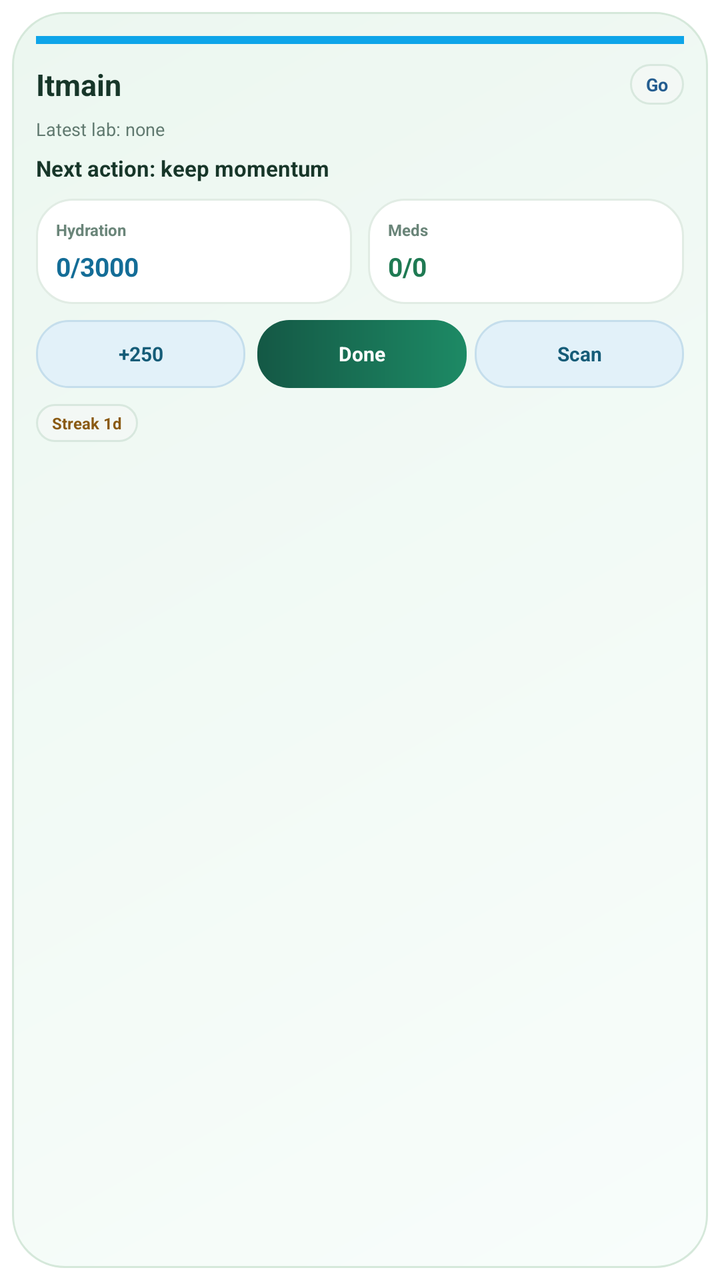
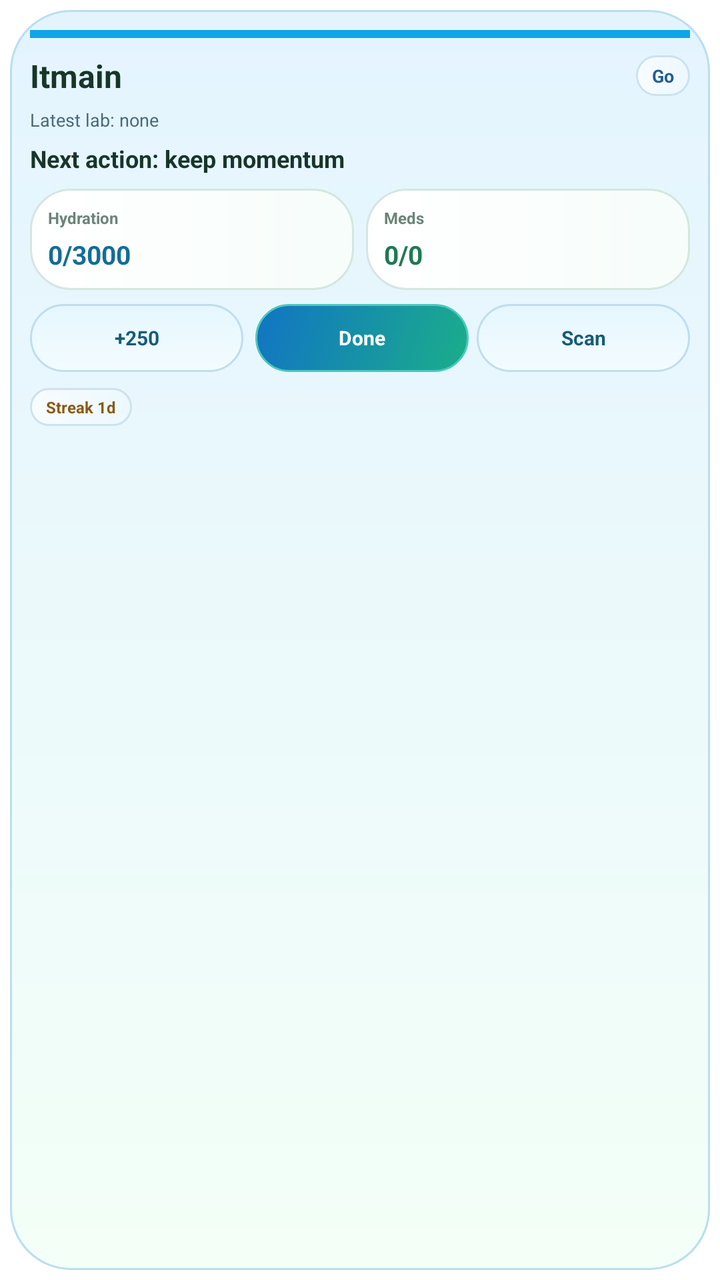

Two renders of the same Android screen: before a commit and after it. Below are the layout's source before the change and the commit's diff.
<!-- AndroidManifest.xml: fallback theme Theme.MaterialComponents.DayNight.NoActionBar -->
<!-- res/layout/itmain_home_widget_compact.xml -->
<?xml version="1.0" encoding="utf-8"?>
<FrameLayout xmlns:android="http://schemas.android.com/apk/res/android"
    android:id="@+id/widget_root"
    android:layout_width="match_parent"
    android:layout_height="match_parent"
    android:background="#00000000"
    android:padding="6dp">

    <LinearLayout
        android:layout_width="match_parent"
        android:layout_height="match_parent"
        android:background="@drawable/itmain_widget_surface"
        android:orientation="vertical"
        android:padding="12dp">

        <TextView
            android:id="@+id/highlight_bar"
            android:layout_width="match_parent"
            android:layout_height="4dp"
            android:layout_marginBottom="10dp"
            android:background="#0EA5E9"
            android:text="" />

        <LinearLayout
            android:layout_width="match_parent"
            android:layout_height="wrap_content"
            android:gravity="center_vertical"
            android:orientation="horizontal">

            <TextView
                android:id="@+id/text_app_title"
                android:layout_width="0dp"
                android:layout_height="wrap_content"
                android:layout_weight="1"
                android:text="Itmain"
                android:textColor="#173629"
                android:textSize="15sp"
                android:textStyle="bold" />

            <TextView
                android:id="@+id/text_status_chip"
                android:layout_width="wrap_content"
                android:layout_height="wrap_content"
                android:background="@drawable/itmain_widget_chip"
                android:paddingLeft="8dp"
                android:paddingTop="4dp"
                android:paddingRight="8dp"
                android:paddingBottom="4dp"
                android:text="Go"
                android:textColor="#245D90"
                android:textSize="9sp"
                android:textStyle="bold" />
        </LinearLayout>

        <TextView
            android:id="@+id/text_subtitle"
            android:layout_width="match_parent"
            android:layout_height="wrap_content"
            android:layout_marginTop="6dp"
            android:ellipsize="end"
            android:maxLines="1"
            android:text="Latest lab: none"
            android:textColor="#617A70"
            android:textSize="9sp" />

        <TextView
            android:id="@+id/text_motivation"
            android:layout_width="match_parent"
            android:layout_height="wrap_content"
            android:layout_marginTop="6dp"
            android:ellipsize="end"
            android:maxLines="2"
            android:text="Next action: keep momentum"
            android:textColor="#173629"
            android:textSize="11sp"
            android:textStyle="bold" />

        <LinearLayout
            android:layout_width="match_parent"
            android:layout_height="wrap_content"
            android:layout_marginTop="8dp"
            android:baselineAligned="false"
            android:orientation="horizontal">

            <LinearLayout
                android:layout_width="0dp"
                android:layout_height="wrap_content"
                android:layout_weight="1"
                android:layout_marginEnd="4dp"
                android:background="@drawable/itmain_widget_stat_card"
                android:orientation="vertical"
                android:padding="10dp">

                <TextView
                    android:id="@+id/text_water_label"
                    android:layout_width="wrap_content"
                    android:layout_height="wrap_content"
                    android:text="Hydration"
                    android:textColor="#6A8579"
                    android:textSize="8sp"
                    android:textStyle="bold" />

                <TextView
                    android:id="@+id/text_water_value"
                    android:layout_width="wrap_content"
                    android:layout_height="wrap_content"
                    android:layout_marginTop="4dp"
                    android:text="0/3000"
                    android:textColor="#146D97"
                    android:textSize="13sp"
                    android:textStyle="bold" />
            </LinearLayout>

            <LinearLayout
                android:layout_width="0dp"
                android:layout_height="wrap_content"
                android:layout_weight="1"
                android:layout_marginStart="4dp"
                android:background="@drawable/itmain_widget_stat_card"
                android:orientation="vertical"
                android:padding="10dp">

                <TextView
                    android:id="@+id/text_tasks_label"
                    android:layout_width="wrap_content"
                    android:layout_height="wrap_content"
                    android:text="Meds"
                    android:textColor="#6A8579"
                    android:textSize="8sp"
                    android:textStyle="bold" />

                <TextView
                    android:id="@+id/text_tasks_value"
                    android:layout_width="wrap_content"
                    android:layout_height="wrap_content"
                    android:layout_marginTop="4dp"
                    android:text="0/0"
                    android:textColor="#1F7A53"
                    android:textSize="13sp"
                    android:textStyle="bold" />
            </LinearLayout>
        </LinearLayout>

        <LinearLayout
            android:layout_width="match_parent"
            android:layout_height="wrap_content"
            android:layout_marginTop="8dp"
            android:orientation="horizontal">

            <TextView
                android:id="@+id/btn_add_water"
                android:layout_width="0dp"
                android:layout_height="34dp"
                android:layout_weight="1"
                android:layout_marginEnd="4dp"
                android:background="@drawable/itmain_widget_secondary_action"
                android:gravity="center"
                android:text="+250"
                android:textColor="#155C78"
                android:textSize="10sp"
                android:textStyle="bold" />

            <TextView
                android:id="@+id/btn_mark_task"
                android:layout_width="0dp"
                android:layout_height="34dp"
                android:layout_weight="1"
                android:layout_marginStart="2dp"
                android:layout_marginEnd="2dp"
                android:background="@drawable/itmain_widget_primary_action"
                android:gravity="center"
                android:text="Done"
                android:textColor="#FFFFFF"
                android:textSize="10sp"
                android:textStyle="bold" />

            <TextView
                android:id="@+id/btn_scan_food"
                android:layout_width="0dp"
                android:layout_height="34dp"
                android:layout_weight="1"
                android:layout_marginStart="2dp"
                android:background="@drawable/itmain_widget_secondary_action"
                android:gravity="center"
                android:text="Scan"
                android:textColor="#155C78"
                android:textSize="10sp"
                android:textStyle="bold" />
        </LinearLayout>

        <TextView
            android:id="@+id/text_streak_badge"
            android:layout_width="wrap_content"
            android:layout_height="wrap_content"
            android:layout_marginTop="8dp"
            android:background="@drawable/itmain_widget_chip"
            android:paddingLeft="8dp"
            android:paddingTop="4dp"
            android:paddingRight="8dp"
            android:paddingBottom="4dp"
            android:text="Streak 1d"
            android:textColor="#8A5A13"
            android:textSize="8sp"
            android:textStyle="bold" />
    </LinearLayout>
</FrameLayout>
<!-- resources referenced by this layout -->
<resources>
  <!-- drawable itmain_widget_chip (drawable) -->
  <?xml version="1.0" encoding="utf-8"?>
  <shape xmlns:android="http://schemas.android.com/apk/res/android"
      android:shape="rectangle">
      <corners android:radius="999dp" />
      <solid android:color="#F3F8F5" />
      <stroke
          android:width="1dp"
          android:color="#D8E8DE" />
  </shape>
  <!-- drawable itmain_widget_primary_action (drawable) -->
  <?xml version="1.0" encoding="utf-8"?>
  <shape xmlns:android="http://schemas.android.com/apk/res/android"
      android:shape="rectangle">
      <corners android:radius="16dp" />
      <gradient
          android:angle="0"
          android:endColor="#1D8A65"
          android:startColor="#145845" />
  </shape>
  <!-- drawable itmain_widget_secondary_action (drawable) -->
  <?xml version="1.0" encoding="utf-8"?>
  <shape xmlns:android="http://schemas.android.com/apk/res/android"
      android:shape="rectangle">
      <corners android:radius="16dp" />
      <solid android:color="#E2F1F9" />
      <stroke
          android:width="1dp"
          android:color="#C5DEEC" />
  </shape>
  <!-- drawable itmain_widget_stat_card (drawable) -->
  <?xml version="1.0" encoding="utf-8"?>
  <shape xmlns:android="http://schemas.android.com/apk/res/android"
      android:shape="rectangle">
      <corners android:radius="18dp" />
      <solid android:color="#FFFFFF" />
      <stroke
          android:width="1dp"
          android:color="#E1ECE4" />
  </shape>
  <!-- drawable itmain_widget_surface (drawable) -->
  <?xml version="1.0" encoding="utf-8"?>
  <shape xmlns:android="http://schemas.android.com/apk/res/android"
      android:shape="rectangle">
      <corners android:radius="26dp" />
      <gradient
          android:angle="315"
          android:endColor="#F8FDFB"
          android:startColor="#ECF7F0" />
      <stroke
          android:width="1dp"
          android:color="#D5E8DA" />
      <padding
          android:left="14dp"
          android:top="14dp"
          android:right="14dp"
          android:bottom="14dp" />
  </shape>
</resources>

<!-- the commit's change to res/layout/itmain_home_widget_compact.xml (unified diff, before → after) -->
@@ -4,20 +4,20 @@
     android:layout_width="match_parent"
     android:layout_height="match_parent"
     android:background="#00000000"
-    android:padding="6dp">
+    android:padding="5dp">
 
     <LinearLayout
         android:layout_width="match_parent"
         android:layout_height="match_parent"
         android:background="@drawable/itmain_widget_surface"
         android:orientation="vertical"
-        android:padding="12dp">
+        android:padding="10dp">
 
         <TextView
             android:id="@+id/highlight_bar"
             android:layout_width="match_parent"
             android:layout_height="4dp"
-            android:layout_marginBottom="10dp"
+            android:layout_marginBottom="8dp"
             android:background="#0EA5E9"
             android:text="" />
 
@@ -34,7 +34,7 @@
                 android:layout_weight="1"
                 android:text="Itmain"
                 android:textColor="#173629"
-                android:textSize="15sp"
+                android:textSize="16sp"
                 android:textStyle="bold" />
 
             <TextView
@@ -56,29 +56,29 @@
             android:id="@+id/text_subtitle"
             android:layout_width="match_parent"
             android:layout_height="wrap_content"
-            android:layout_marginTop="6dp"
+            android:layout_marginTop="5dp"
             android:ellipsize="end"
             android:maxLines="1"
             android:text="Latest lab: none"
-            android:textColor="#617A70"
+            android:textColor="#4B6A78"
             android:textSize="9sp" />
 
         <TextView
             android:id="@+id/text_motivation"
             android:layout_width="match_parent"
             android:layout_height="wrap_content"
-            android:layout_marginTop="6dp"
+            android:layout_marginTop="5dp"
             android:ellipsize="end"
             android:maxLines="2"
             android:text="Next action: keep momentum"
             android:textColor="#173629"
-            android:textSize="11sp"
+            android:textSize="12sp"
             android:textStyle="bold" />
 
         <LinearLayout
             android:layout_width="match_parent"
             android:layout_height="wrap_content"
-            android:layout_marginTop="8dp"
+            android:layout_marginTop="7dp"
             android:baselineAligned="false"
             android:orientation="horizontal">
 
@@ -86,10 +86,10 @@
                 android:layout_width="0dp"
                 android:layout_height="wrap_content"
                 android:layout_weight="1"
-                android:layout_marginEnd="4dp"
+                android:layout_marginEnd="3dp"
                 android:background="@drawable/itmain_widget_stat_card"
                 android:orientation="vertical"
-                android:padding="10dp">
+                android:padding="9dp">
 
                 <TextView
                     android:id="@+id/text_water_label"
@@ -115,10 +115,10 @@
                 android:layout_width="0dp"
                 android:layout_height="wrap_content"
                 android:layout_weight="1"
-                android:layout_marginStart="4dp"
+                android:layout_marginStart="3dp"
                 android:background="@drawable/itmain_widget_stat_card"
                 android:orientation="vertical"
-                android:padding="10dp">
+                android:padding="9dp">
 
                 <TextView
                     android:id="@+id/text_tasks_label"
@@ -144,7 +144,7 @@
         <LinearLayout
             android:layout_width="match_parent"
             android:layout_height="wrap_content"
-            android:layout_marginTop="8dp"
+            android:layout_marginTop="7dp"
             android:orientation="horizontal">
 
             <TextView
<!-- resource entries referenced after the edit -->
@@ -5,58 +5,70 @@
   <shape xmlns:android="http://schemas.android.com/apk/res/android"
       android:shape="rectangle">
       <corners android:radius="999dp" />
-      <solid android:color="#F3F8F5" />
+      <gradient
+          android:angle="0"
+          android:endColor="#ECF8FF"
+          android:startColor="#F8FCFF" />
       <stroke
           android:width="1dp"
-          android:color="#D8E8DE" />
+          android:color="#CDE2EE" />
   </shape>
   <!-- drawable itmain_widget_primary_action (drawable) -->
   <?xml version="1.0" encoding="utf-8"?>
   <shape xmlns:android="http://schemas.android.com/apk/res/android"
       android:shape="rectangle">
-      <corners android:radius="16dp" />
+      <corners android:radius="18dp" />
       <gradient
-          android:angle="0"
-          android:endColor="#1D8A65"
-          android:startColor="#145845" />
+          android:angle="315"
+          android:endColor="#1BAE8A"
+          android:startColor="#1174C4" />
+      <stroke
+          android:width="1dp"
+          android:color="#4EC7BE" />
   </shape>
   <!-- drawable itmain_widget_secondary_action (drawable) -->
   <?xml version="1.0" encoding="utf-8"?>
   <shape xmlns:android="http://schemas.android.com/apk/res/android"
       android:shape="rectangle">
-      <corners android:radius="16dp" />
-      <solid android:color="#E2F1F9" />
+      <corners android:radius="18dp" />
+      <gradient
+          android:angle="90"
+          android:endColor="#E5F7FF"
+          android:startColor="#F3FCFF" />
       <stroke
           android:width="1dp"
-          android:color="#C5DEEC" />
+          android:color="#BFDDEE" />
   </shape>
   <!-- drawable itmain_widget_stat_card (drawable) -->
   <?xml version="1.0" encoding="utf-8"?>
   <shape xmlns:android="http://schemas.android.com/apk/res/android"
       android:shape="rectangle">
-      <corners android:radius="18dp" />
-      <solid android:color="#FFFFFF" />
+      <corners android:radius="20dp" />
+      <gradient
+          android:angle="0"
+          android:endColor="#F6FDFA"
+          android:startColor="#FFFFFF" />
       <stroke
           android:width="1dp"
-          android:color="#E1ECE4" />
+          android:color="#D5E6DF" />
   </shape>
   <!-- drawable itmain_widget_surface (drawable) -->
   <?xml version="1.0" encoding="utf-8"?>
   <shape xmlns:android="http://schemas.android.com/apk/res/android"
       android:shape="rectangle">
-      <corners android:radius="26dp" />
+      <corners android:radius="30dp" />
       <gradient
-          android:angle="315"
-          android:endColor="#F8FDFB"
-          android:startColor="#ECF7F0" />
+          android:angle="300"
+          android:endColor="#F3FFF7"
+          android:startColor="#E4F4FF" />
       <stroke
           android:width="1dp"
-          android:color="#D5E8DA" />
+          android:color="#B8DFF0" />
       <padding
-          android:left="14dp"
-          android:top="14dp"
-          android:right="14dp"
-          android:bottom="14dp" />
+          android:left="10dp"
+          android:top="10dp"
+          android:right="10dp"
+          android:bottom="10dp" />
   </shape>
 </resources>
 
